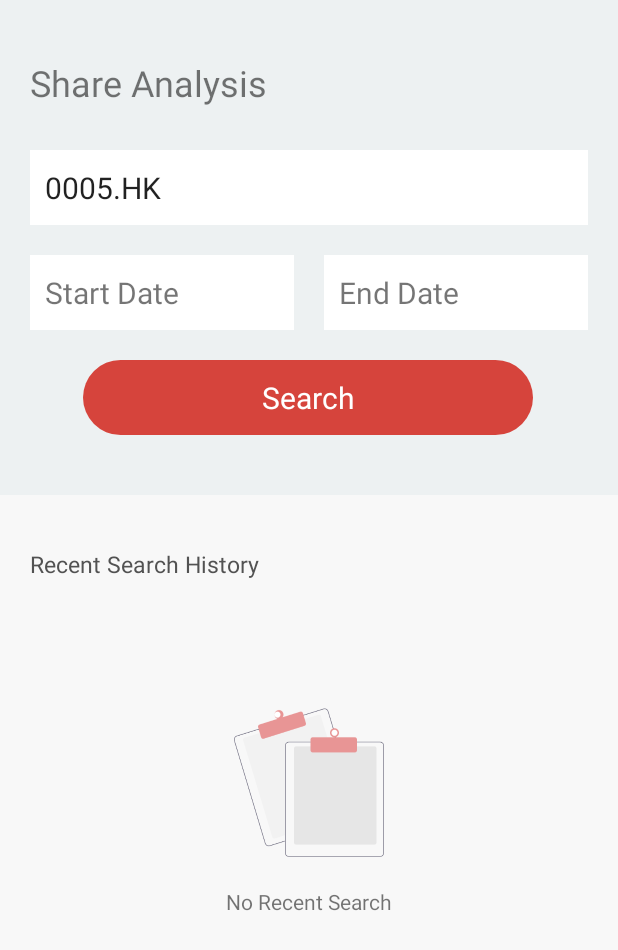
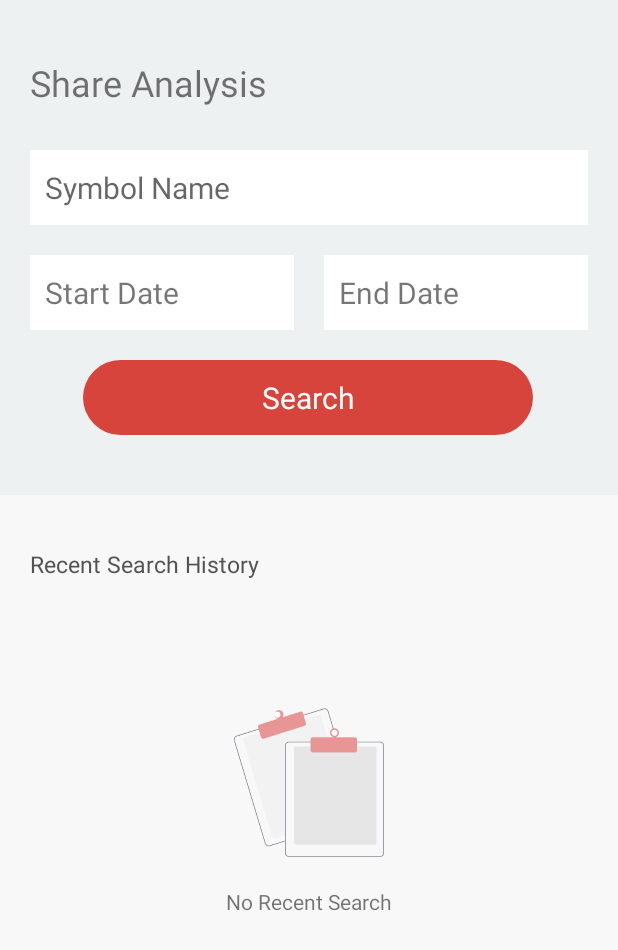
Before and after one commit to k-fin-2021/suf-cw-millions-app, an Android app: the screen it shows after launch (MainActivity), on a phone screen of 412 x 824 dp. Shown: the top 950 px of the screen. Run offline under Robolectric (Android 15) with nearby library versions, the phone set to English and light mode, and no system bars; libraries missing offline, so code that uses them is left out: com.wdullaer.materialdatetimepicker.

Commit message:
[Improve] Remove the default value of symbol name.

```diff
--- a/app/src/main/res/layout/rec_main_item.xml
+++ b/app/src/main/res/layout/rec_main_item.xml
@@ -22,7 +22,6 @@
 
     <EditText
         android:id="@+id/search"
-        android:text="@string/initial_symbol_name"
         android:hint="@string/symbol_name"
         android:textSize="20sp"
         android:padding="10dp"
--- a/app/src/main/res/values/strings.xml
+++ b/app/src/main/res/values/strings.xml
@@ -1,7 +1,6 @@
 <resources>
     <string name="app_name">SufCwMillionApplication</string>
     <string name="symbol_name">Symbol Name</string>
-    <string name="initial_symbol_name">0005.HK</string>
     <string name="analysis_page_title">Analysis</string>
     <string name="index_start_date">Start Date</string>
     <string name="index_end_date">End Date</string>
```
